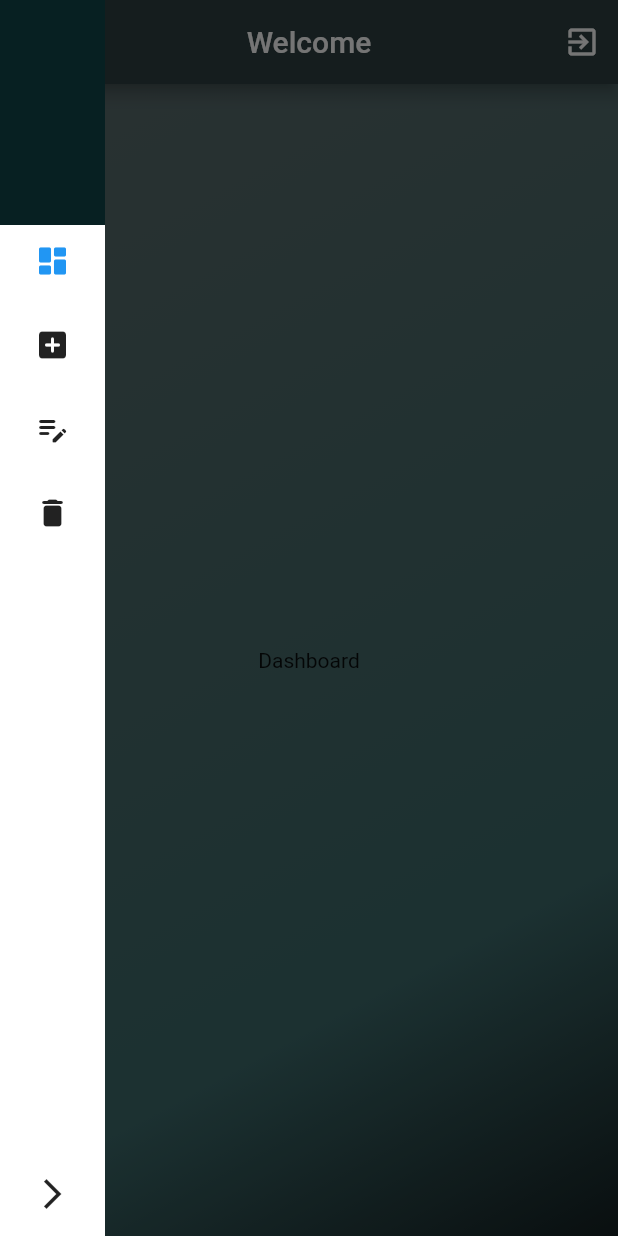
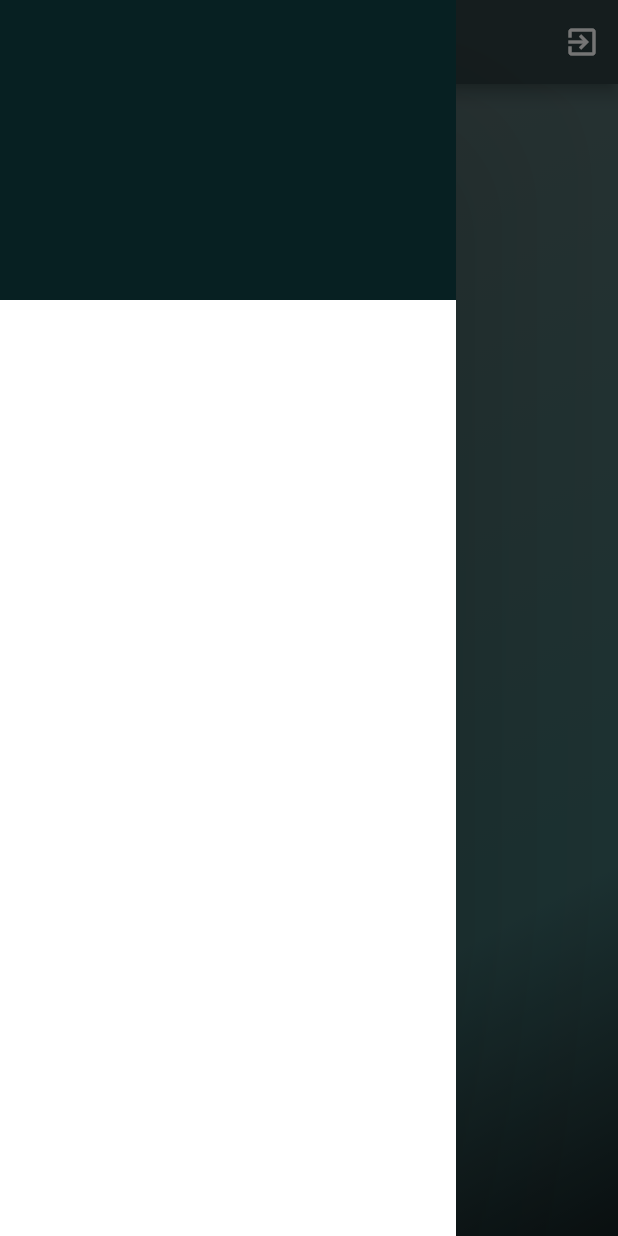
Before and after one commit to Ahmedriyadh19/Management-Factory-System, a Flutter app: the Home screen opened directly, with the side drawer open, on a phone screen of 412 x 824 dp. Run offline on Flutter 3.47's test engine with Material 2 defaults, Android fonts, the phone set to English and light mode, and no system bars; drawn by our look-alikes of sidebarx.

Commit message:
Update v3.1

```diff
--- /dev/null
+++ b/lib/View/Main Pages/Delete/delete_page.dart
@@ -0,0 +1,20 @@
+import 'package:flutter/material.dart';
+import 'package:management_factory_system/View/Containers/background.dart';
+
+class DeletePage extends StatefulWidget {
+  const DeletePage({Key? key}) : super(key: key);
+
+  @override
+  State<DeletePage> createState() => _DeletePageState();
+}
+
+class _DeletePageState extends State<DeletePage> {
+  Widget bodyPage() {
+    return const Text('Delete');
+  }
+
+  @override
+  Widget build(BuildContext context) {
+    return Background(widget: bodyPage());
+  }
+}
--- a/lib/View/Main Pages/home.dart
+++ b/lib/View/Main Pages/home.dart
@@ -1,6 +1,7 @@
 import 'package:flutter/material.dart';
 import 'package:management_factory_system/View/Containers/background.dart';
 import 'package:management_factory_system/View/Main%20Pages/Dashboard/dashboard.dart';
+import 'package:management_factory_system/View/Main%20Pages/Delete/delete_page.dart';
 import 'package:management_factory_system/View/Main%20Pages/Edit/edit_page.dart';
 import 'package:management_factory_system/View/Main%20Pages/New/new_page.dart';
 import 'package:management_factory_system/main.dart';
@@ -14,64 +15,29 @@ class Home extends StatefulWidget {
 }
 
 class _HomeState extends State<Home> {
-  Widget currentWidget = const Dashboard();
-
-  List<Widget> wed = [
+  static List<Widget> wed = [
     const Dashboard(),
     const NewPage(),
     const EditPage(),
+    const DeletePage()
   ];
 
-  SidebarX drawer() {
-    return SidebarX(
-      controller: SidebarXController(selectedIndex: 0),
-      extendedTheme: const SidebarXTheme(
-        width: 400,
-        decoration: BoxDecoration(color: Color.fromARGB(255, 73, 106, 107)),
-        selectedIconTheme: IconThemeData(
-          color: Color.fromARGB(255, 11, 160, 88),
+  Widget currentWidget = wed[0];
+
+  Drawer drawer() {
+    return Drawer(
+      backgroundColor: const Color.fromARGB(255, 255, 255, 255),
+      elevation: 50,
+      child: Column(children: [
+        Container(
+          height: 200,
+          color: const Color.fromARGB(255, 7, 32, 34),
         ),
-        selectedTextStyle: TextStyle(
-          color: Color.fromARGB(255, 11, 160, 88),
-        ),
-        itemTextPadding: EdgeInsets.symmetric(horizontal: 20),
-        selectedItemTextPadding: EdgeInsets.symmetric(horizontal: 20),
-      ),
-      headerDivider: Container(
-        color: const Color.fromARGB(255, 7, 32, 34),
-        height: 150,
-        width: 400,
-      ),
-      footerDivider: Container(
-        color: const Color.fromARGB(255, 3, 232, 248),
-      ),
-      items: [
-        SidebarXItem(
-            icon: Icons.dashboard_rounded,
-            label: 'Dashboard',
-            onTap: () {
-              selectedPage(0);
-            }),
-        SidebarXItem(
-            icon: Icons.add_box_rounded,
-            label: 'New',
-            onTap: () {
-              selectedPage(1);
-            }),
-        SidebarXItem(
-          icon: Icons.edit_note_rounded,
-          label: 'Edit',
-          onTap: () {
-            selectedPage(2);
-          },
-        ),
-        SidebarXItem(
-            icon: Icons.delete_rounded,
-            label: 'Delete',
-            onTap: () {
-              selectedPage(3);
-            }),
-      ],
+        Container(
+          color: Colors.blue,
+          child: Column(children: const []),
+        )
+      ]),
     );
   }
 
```
